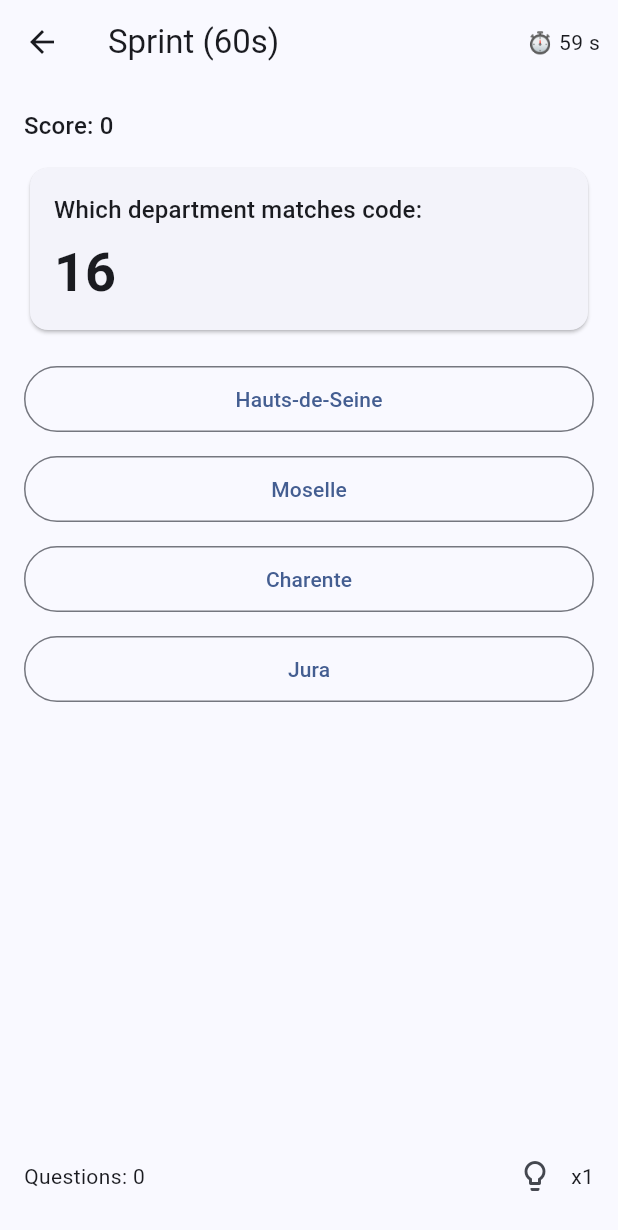
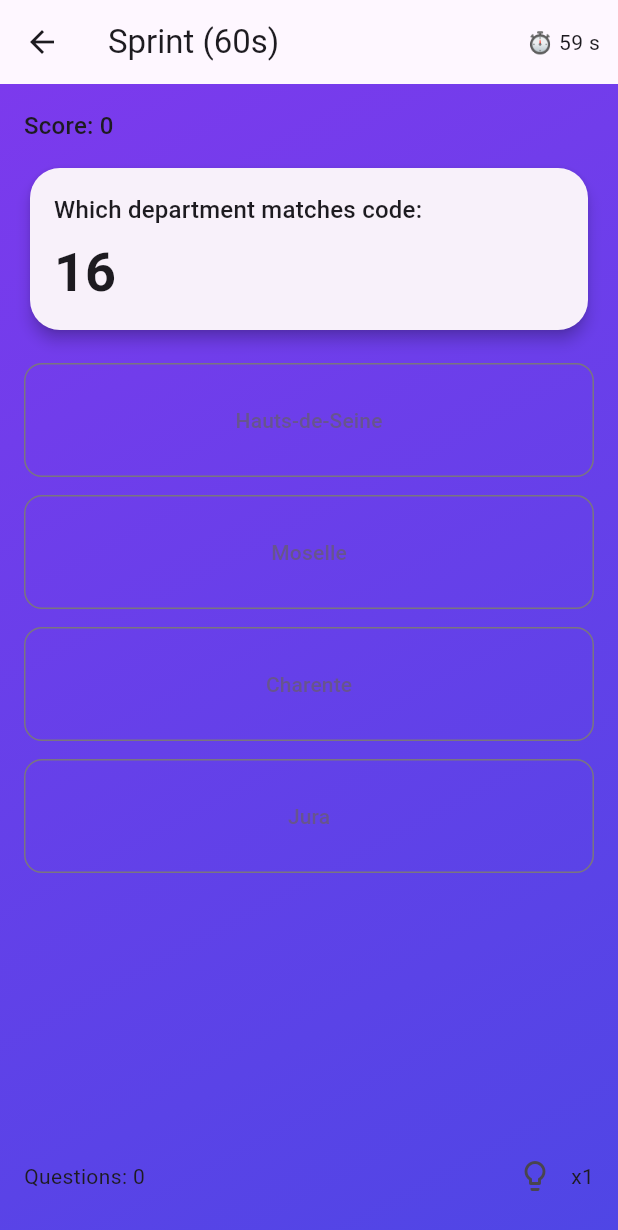
Before and after one commit to Myoxsis/departments_blitz, a Flutter app: the screen it shows after launch, after a tap on "Play Sprint (60s)", on a phone screen of 412 x 824 dp. Shown: the top 1230 px of the screen. Run offline on Flutter 3.47's test engine with Material 3 defaults, Android fonts, the phone set to English and light mode, and no system bars; our stand-ins replace google_mobile_ads.

```diff
--- a/lib/game/game_page.dart
+++ b/lib/game/game_page.dart
@@ -209,7 +209,15 @@ class _GamePageState extends State<GamePage> {
           ),
         ],
       ),
-      body: q == null
+      body: Container(
+        decoration: const BoxDecoration(
+          gradient: LinearGradient(
+            colors: [Color(0xFF7C3AED), Color(0xFF4F46E5)],
+            begin: Alignment.topLeft,
+            end: Alignment.bottomRight,
+          ),
+        ),
+        child: q == null
             ? const Center(child: CircularProgressIndicator())
             : Padding(
                 padding: const EdgeInsets.all(16.0),
@@ -274,6 +282,7 @@ class _GamePageState extends State<GamePage> {
                   ],
                 ),
               ),
+      ),
     );
   }
 }
--- a/lib/game/home_page.dart
+++ b/lib/game/home_page.dart
@@ -7,7 +7,15 @@ class HomePage extends StatelessWidget {
   Widget build(BuildContext context) {
     return Scaffold(
       appBar: AppBar(title: const Text('Departments Blitz')),
-      body: Center(
+      body: Container(
+        decoration: const BoxDecoration(
+          gradient: LinearGradient(
+            colors: [Color(0xFF7C3AED), Color(0xFF4F46E5)],
+            begin: Alignment.topLeft,
+            end: Alignment.bottomRight,
+          ),
+        ),
+        child: Center(
           child: Padding(
             padding: const EdgeInsets.all(24.0),
             child: Column(
@@ -38,6 +46,7 @@ class HomePage extends StatelessWidget {
             ),
           ),
         ),
+      ),
     );
   }
 }
--- a/lib/game/results_page.dart
+++ b/lib/game/results_page.dart
@@ -65,7 +65,15 @@ class _ResultsPageState extends State<ResultsPage> {
         : ((widget.score / (widget.total * 10)) * 100).round();
     return Scaffold(
       appBar: AppBar(title: const Text('Results')),
-      body: Padding(
+      body: Container(
+        decoration: const BoxDecoration(
+          gradient: LinearGradient(
+            colors: [Color(0xFF7C3AED), Color(0xFF4F46E5)],
+            begin: Alignment.topLeft,
+            end: Alignment.bottomRight,
+          ),
+        ),
+        child: Padding(
           padding: const EdgeInsets.all(24.0),
           child: Column(
             mainAxisAlignment: MainAxisAlignment.center,
@@ -95,6 +103,7 @@ class _ResultsPageState extends State<ResultsPage> {
             ],
           ),
         ),
+      ),
     );
   }
 }
--- a/lib/main.dart
+++ b/lib/main.dart
@@ -28,7 +28,31 @@ class BlitzApp extends StatelessWidget {
       title: 'Departments Blitz',
       theme: ThemeData(
         useMaterial3: true,
-        colorSchemeSeed: const Color(0xFF3B82F6),
+        colorScheme: ColorScheme.fromSeed(
+          seedColor: const Color(0xFF7C3AED),
+        ),
+        filledButtonTheme: FilledButtonThemeData(
+          style: FilledButton.styleFrom(
+            padding: const EdgeInsets.symmetric(horizontal: 24, vertical: 16),
+            shape: RoundedRectangleBorder(
+              borderRadius: BorderRadius.circular(12),
+            ),
+          ),
+        ),
+        outlinedButtonTheme: OutlinedButtonThemeData(
+          style: OutlinedButton.styleFrom(
+            padding: const EdgeInsets.symmetric(horizontal: 24, vertical: 16),
+            shape: RoundedRectangleBorder(
+              borderRadius: BorderRadius.circular(12),
+            ),
+          ),
+        ),
+        cardTheme: CardTheme(
+          shape: RoundedRectangleBorder(
+            borderRadius: BorderRadius.circular(20),
+          ),
+          elevation: 4,
+        ),
       ),
       routes: {
         '/': (_) => const HomePage(),
```
Lines whose indentation alone changed are shown as unchanged.
